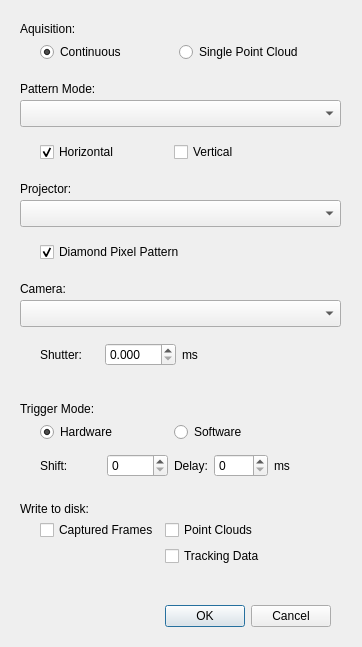
Qt form src/SLPreferenceDialog.ui (jakobwilm/slstudio) before a commit.
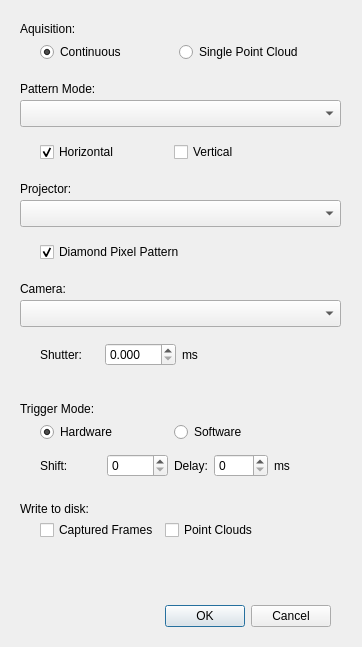
The same form after that commit.

What changed in the file:
```diff
--- a/src/SLPreferenceDialog.ui
+++ b/src/SLPreferenceDialog.ui
@@ -123,7 +123,7 @@
      <x>40</x>
      <y>420</y>
      <width>261</width>
-     <height>24</height>
+     <height>25</height>
     </rect>
    </property>
    <layout class="QHBoxLayout" name="triggerModeLayout">
@@ -262,7 +262,7 @@
      <x>40</x>
      <y>520</y>
      <width>286</width>
-     <height>52</height>
+     <height>31</height>
     </rect>
    </property>
    <layout class="QFormLayout" name="formLayout">
@@ -280,13 +280,6 @@
       </property>
      </widget>
     </item>
-    <item row="1" column="1">
-     <widget class="QCheckBox" name="trackingCheckBox">
-      <property name="text">
-       <string>Tracking Data</string>
-      </property>
-     </widget>
-    </item>
    </layout>
   </widget>
   <widget class="QWidget" name="layoutWidget">
@@ -295,7 +288,7 @@
      <x>40</x>
      <y>240</y>
      <width>251</width>
-     <height>24</height>
+     <height>25</height>
     </rect>
    </property>
    <layout class="QHBoxLayout" name="diamondPatternLayout">
@@ -330,7 +323,7 @@
      <x>40</x>
      <y>40</y>
      <width>271</width>
-     <height>24</height>
+     <height>25</height>
     </rect>
    </property>
    <layout class="QHBoxLayout" name="aquisitionLayout">
@@ -359,7 +352,7 @@
      <x>40</x>
      <y>140</y>
      <width>261</width>
-     <height>24</height>
+     <height>25</height>
     </rect>
    </property>
    <layout class="QHBoxLayout" name="patternModeLayout">
```
